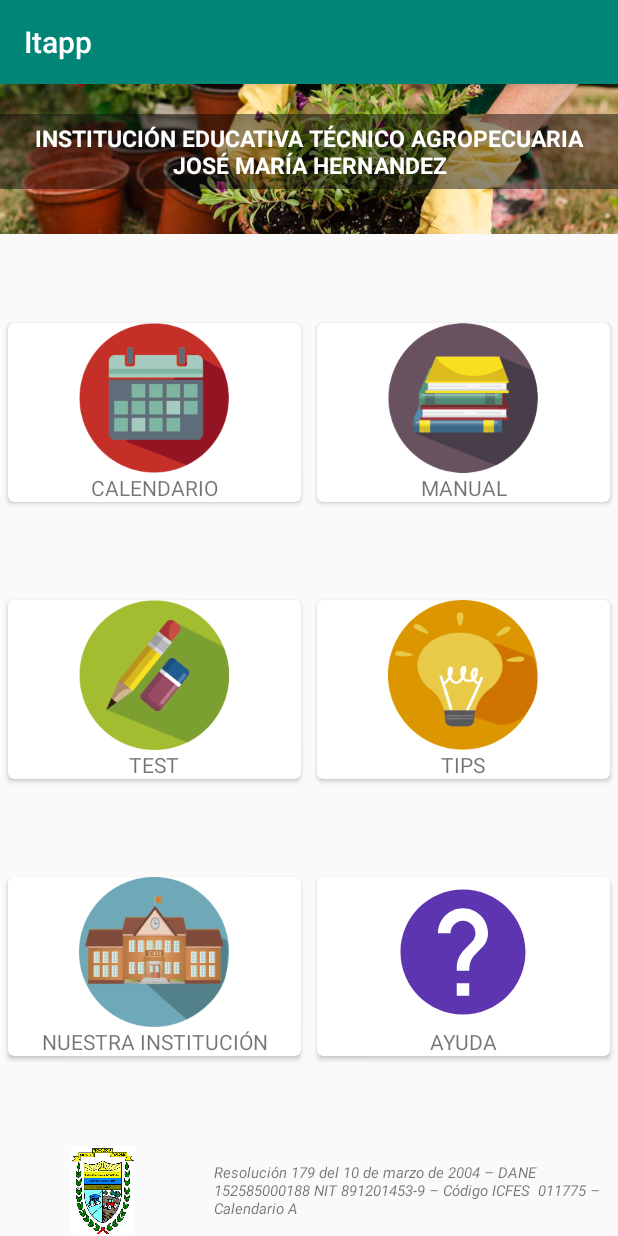
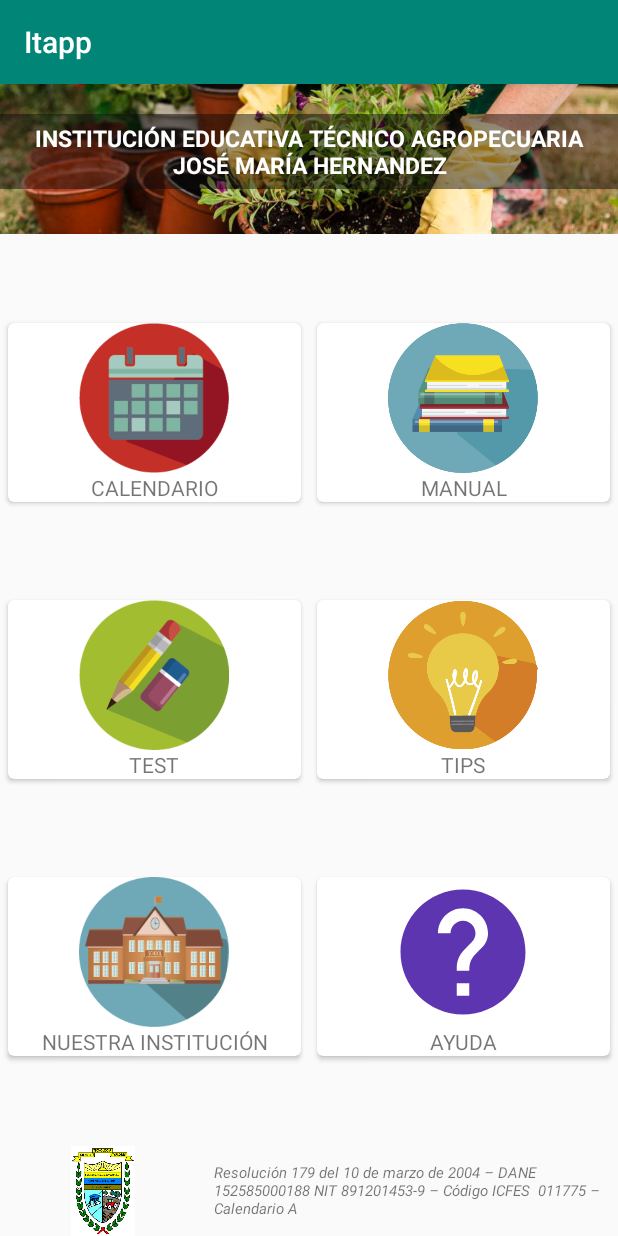
Before and after one commit to HumbertoTapia/Itapp, an Android app: the Menu screen opened directly, with no data from a screen before it, on a phone screen of 412 x 824 dp. Run offline under Robolectric (Android 15) with nearby library versions, the phone set to English and light mode, and no system bars.

Commit message:
Iconos del menu principal

```diff
--- a/app/src/main/res/layout/activity_menu.xml
+++ b/app/src/main/res/layout/activity_menu.xml
@@ -82,7 +82,7 @@
                     android:layout_width="100dp"
                     android:layout_height="100dp"
                     android:layout_gravity="center"
-                    android:src="@drawable/manual"/>
+                    android:src="@drawable/manual2"/>
                 <TextView
                     android:layout_width="match_parent"
                     android:layout_height="wrap_content"
@@ -140,7 +140,7 @@
                     android:layout_width="100dp"
                     android:layout_height="100dp"
                     android:layout_gravity="center"
-                    android:src="@drawable/tips"/>
+                    android:src="@drawable/tips2"/>
                 <TextView
                     android:layout_width="match_parent"
                     android:layout_height="wrap_content"
```
Also changed, not shown: app/src/main/res/drawable-v24/ayuda2.png (added), app/src/main/res/drawable-v24/manual2.png (added), app/src/main/res/drawable-v24/tips2.png (added).
